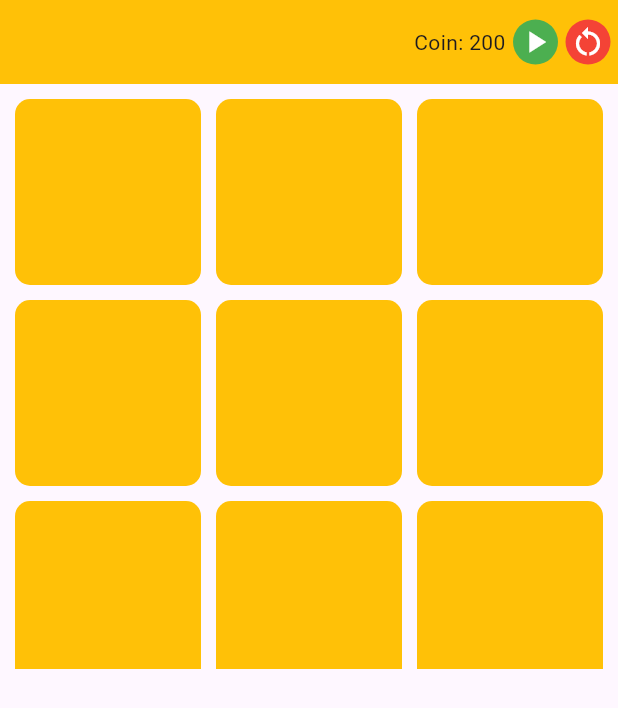
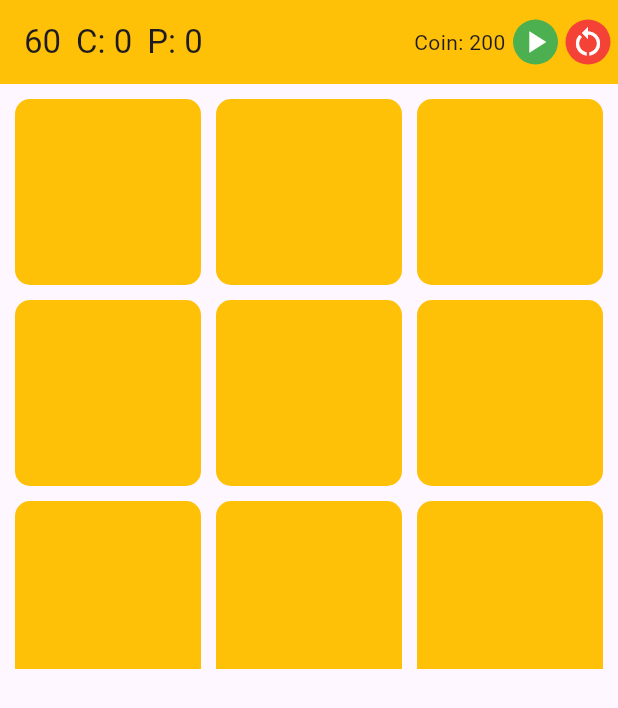
Before and after one commit to Hybiekay/flutter-game-march, a Flutter app: the screen it shows after launch, on a phone screen of 412 x 824 dp. Shown: the top 708 px of the screen. Run offline on Flutter 3.47's test engine with Material 3 defaults, Android fonts, the phone set to English and light mode, and no system bars.

Commit message:
for zino

```diff
--- a/lib/main.dart
+++ b/lib/main.dart
@@ -32,11 +32,14 @@ class GameScreenState extends State<GameScreen> {
   int player = 1;
   int computer = 2;
   String status = '';
+  int playerWinning = 0;
+  int computerWinning = 0;
 
   runComputer() async {
     Future.delayed(Duration(milliseconds: 500), () async {
       if (isWin(player, boards)) {
         setState(() {
+          playerWinning += 1;
           boards = List.filled(9, 0);
         });
       }
@@ -78,6 +81,12 @@ class GameScreenState extends State<GameScreen> {
 
       if (isWin(computer, boards)) {
         setState(() {
+          computerWinning++;
+          boards = List.filled(9, 0);
+        });
+      }
+      if (boards.every((b) => b != 0)) {
+        setState(() {
           boards = List.filled(9, 0);
         });
       }
@@ -108,6 +117,14 @@ class GameScreenState extends State<GameScreen> {
     return Scaffold(
       appBar: AppBar(
         backgroundColor: Colors.amber,
+        title: Row(
+          spacing: 10,
+          children: [
+            Text("60"),
+            Text("C: $computerWinning"),
+            Text("P: $playerWinning"),
+          ],
+        ),
         actions: [
           Text("Coin: 200"),
           SizedBox(width: 5),
```
Also changed, not shown: pubspec.lock.
